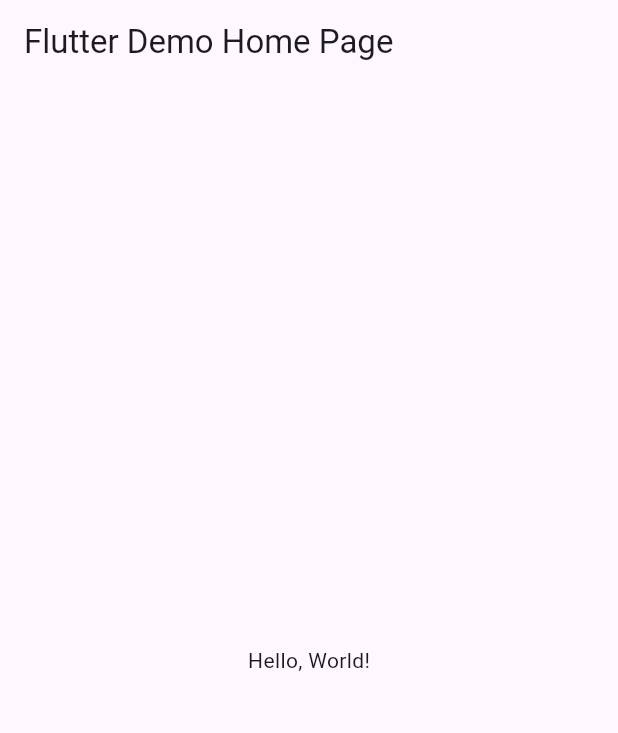
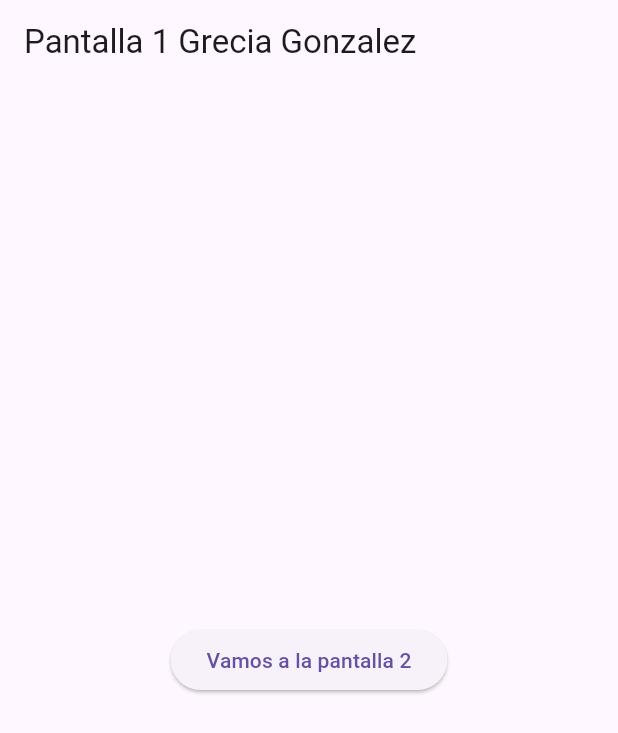
Before and after one commit to GonzalezBGA128/p12-RutasPaginas-6I, a Flutter app: the screen it shows after launch, on a phone screen of 412 x 824 dp. Shown: the top 733 px of the screen. Run offline on Flutter 3.47's test engine with Material 3 defaults, Android fonts, the phone set to English and light mode, and no system bars.

```diff
--- a/lib/main.dart
+++ b/lib/main.dart
@@ -1,43 +1,22 @@
 import 'package:flutter/material.dart';
+import 'package:gonzalez/pantalla1.dart';
+import 'package:gonzalez/pantalla2.dart';
 
-void main() => runApp(MyApp());
+void main() => runApp(RutasPaginas());
 
-class MyApp extends StatelessWidget {
-  const MyApp({super.key});
-  // This widget is the root of your application.
+class RutasPaginas extends StatelessWidget {
+  const RutasPaginas({Key? key}) : super(key: key);
+
   @override
   Widget build(BuildContext context) {
     return MaterialApp(
-      // Application name
-      title: 'Flutter Hello World',
-      // Application theme data, you can set the colors for the application as
-      // you want
-      theme: ThemeData(
-        // useMaterial3: true,
-        primarySwatch: Colors.blue,
-      ),
-      // A widget which will be started on application startup
-      home: MyHomePage(title: 'Flutter Demo Home Page'),
-    );
-  }
-}
-
-class MyHomePage extends StatelessWidget {
-  final String title;
-  const MyHomePage({super.key, required this.title});
-
-  @override
-  Widget build(BuildContext context) {
-    return Scaffold(
-      appBar: AppBar(
-        // The title text which will be shown on the action bar
-        title: Text(title),
-      ),
-      body: Center(
-        child: Text(
-          'Hello, World!',
-        ),
-      ),
-    );
-  }
-}
+      debugShowCheckedModeBanner: false,
+      title: "App entre paginas",
+      initialRoute: "/",
+      routes: {
+        "/": (context) => Pantalla1(),
+        "/pantalla2": (context) => Pantalla2(),
+      }, //navegacion entre paginas
+    ); //fin Material
+  } //clase ruta paginas
+} //fin Rutas paginas
--- /dev/null
+++ b/lib/pantalla1.dart
@@ -0,0 +1,23 @@
+import 'package:flutter/material.dart';
+import 'package:gonzalez/pantalla2.dart';
+
+class Pantalla1 extends StatelessWidget {
+  const Pantalla1({Key? key}) : super(key: key);
+
+  @override
+  Widget build(BuildContext context) {
+    return Scaffold(
+      appBar: AppBar(
+        title: const Text('Pantalla 1 Grecia Gonzalez'),
+      ),
+      body: Center(
+          child: ElevatedButton(
+        child: const Text("Vamos a la pantalla 2"),
+        onPressed: () {
+          Navigator.pushNamed(context, "/pantalla2",
+              arguments: "Mensaje desde la pantalla 1");
+        },
+      )),
+    );
+  } //widget
+} //fin clase pantalla 1
```
Also changed, not shown: lib/pantalla2.dart (added, +29 -0 lines).
